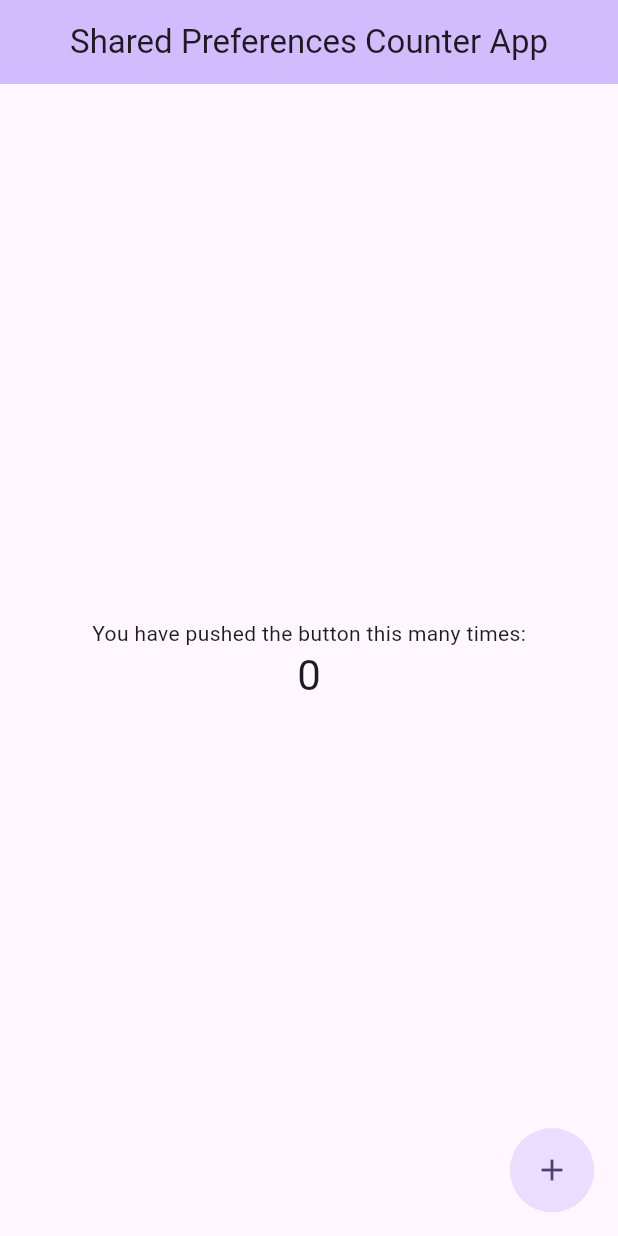
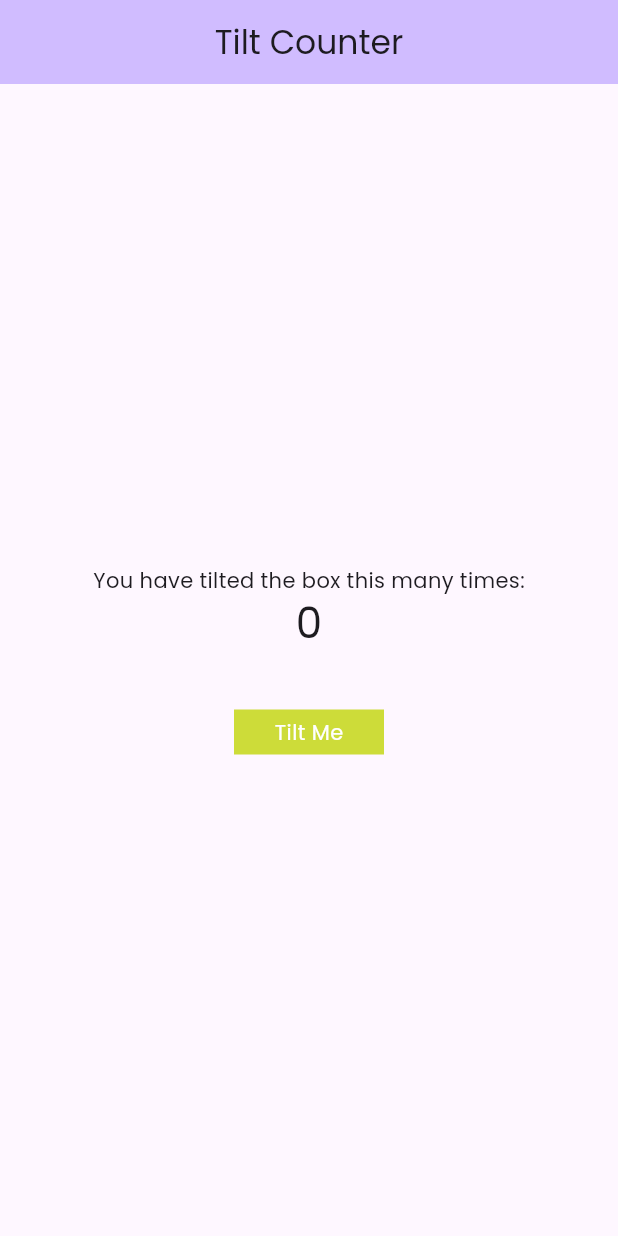
Before and after one commit to anjumArnab/Shared-Preferences-Increment-App, a Flutter app: the screen it shows after launch, on a phone screen of 412 x 824 dp. Run offline on Flutter 3.47's test engine with Material 3 defaults, Android fonts, the phone set to English and light mode, and no system bars; our stand-ins replace google_fonts, shared_preferences.

Commit message:
provider and tilt functionality added

```diff
--- a/lib/main.dart
+++ b/lib/main.dart
@@ -1,88 +1,115 @@
 import 'package:flutter/material.dart';
 import 'package:shared_preferences/shared_preferences.dart';
+import 'package:provider/provider.dart';
+import 'package:google_fonts/google_fonts.dart';
 
 void main() {
-  runApp(const MyApp());
+  runApp(
+    ChangeNotifierProvider(
+      create: (context) => CounterProvider(),
+      child: const TiltCounter(),
+    ),
+  );
 }
 
-class MyApp extends StatelessWidget {
-  const MyApp({super.key});
+class TiltCounter extends StatelessWidget {
+  const TiltCounter({super.key});
 
   @override
   Widget build(BuildContext context) {
     return MaterialApp(
       debugShowCheckedModeBanner: false,
-      title: 'Shared Preferences',
+      title: 'Tilt Counter',
       theme: ThemeData(
-        colorScheme: ColorScheme.fromSeed(seedColor: Colors.deepPurple),
-        useMaterial3: true,
+        textTheme: GoogleFonts.poppinsTextTheme(),
       ),
-      home: const MyHomePage(title: 'Shared Preferences Counter App'),
+      home: const MyHomePage(title: 'Tilt Counter'),
     );
   }
 }
 
-class MyHomePage extends StatefulWidget {
+class CounterProvider extends ChangeNotifier {
+  int _counter = 0;
+  double _angle = 0.0;
+
+  int get counter => _counter;
+  double get angle => _angle;
+
+  CounterProvider() {
+    _loadCounter();
+  }
+
+  void _loadCounter() async {
+    SharedPreferences pref = await SharedPreferences.getInstance();
+    _counter = pref.getInt("counter") ?? 0;
+    notifyListeners();
+  }
+
+  void _saveCounter() async {
+    SharedPreferences pref = await SharedPreferences.getInstance();
+    pref.setInt("counter", _counter);
+  }
+
+  void updateTilt(double delta) {
+    _angle += delta * 0.1;
+    if (_angle > 0.1) {
+      _counter++;
+      _angle = 0.0;
+    } else if (_angle < -0.1) {
+      _counter--;
+      _angle = 0.0;
+    }
+    _saveCounter();
+    notifyListeners();
+  }
+}
+
+class MyHomePage extends StatelessWidget {
   const MyHomePage({super.key, required this.title});
 
   final String title;
 
   @override
-  State<MyHomePage> createState() => _MyHomePageState();
-}
+  Widget build(BuildContext context) {
+    final counterProvider = Provider.of<CounterProvider>(context);
 
-class _MyHomePageState extends State<MyHomePage> {
-  int _counter = 0;
-
-  _increment() async {
-    SharedPreferences pref = await SharedPreferences.getInstance();
-    setState(() {
-      _counter++;
-      pref.setInt("counter", _counter);
-    });
-  }
-
-  _loadCounter() async {
-    SharedPreferences pref = await SharedPreferences.getInstance();
-    setState(() {
-      _counter = pref.getInt("counter") ?? 0;
-    });
-  }
-
-  @override
-  void initState() {
-    _loadCounter();
-    super.initState();
-  }
-
-  @override
-  Widget build(BuildContext context) {
     return Scaffold(
       appBar: AppBar(
         backgroundColor: Theme.of(context).colorScheme.inversePrimary,
         centerTitle: true,
-        title: Text(widget.title),
+        title: Text(title),
       ),
-      body: Center(
-        child: Column(
+      body: Column(
         mainAxisAlignment: MainAxisAlignment.center,
         children: <Widget>[
           const Text(
-              'You have pushed the button this many times:',
+            'You have tilted the box this many times:',
           ),
           Text(
-              '$_counter',
+            '${counterProvider.counter}',
             style: Theme.of(context).textTheme.headlineMedium,
           ),
-          ],
+          const SizedBox(height: 40),
+          Center(
+            child: GestureDetector(
+              onHorizontalDragUpdate: (details) =>
+                  counterProvider.updateTilt(details.delta.dx),
+              child: Transform.rotate(
+                angle: counterProvider.angle,
+                child: Container(
+                  width: 100,
+                  height: 30,
+                  color: Colors.lime,
+                  alignment: Alignment.center,
+                  child: const Text(
+                    "Tilt Me",
+                    style: TextStyle(color: Colors.white),
                   ),
                 ),
-      floatingActionButton: ClipOval(
-        child: FloatingActionButton(
-          onPressed: _increment,
-          tooltip: 'Increment',
-          child: const Icon(Icons.add),
               ),
+            ),
+          ),
+        ],
       ),
     );
   }
```
Lines whose indentation alone changed are shown as unchanged.
